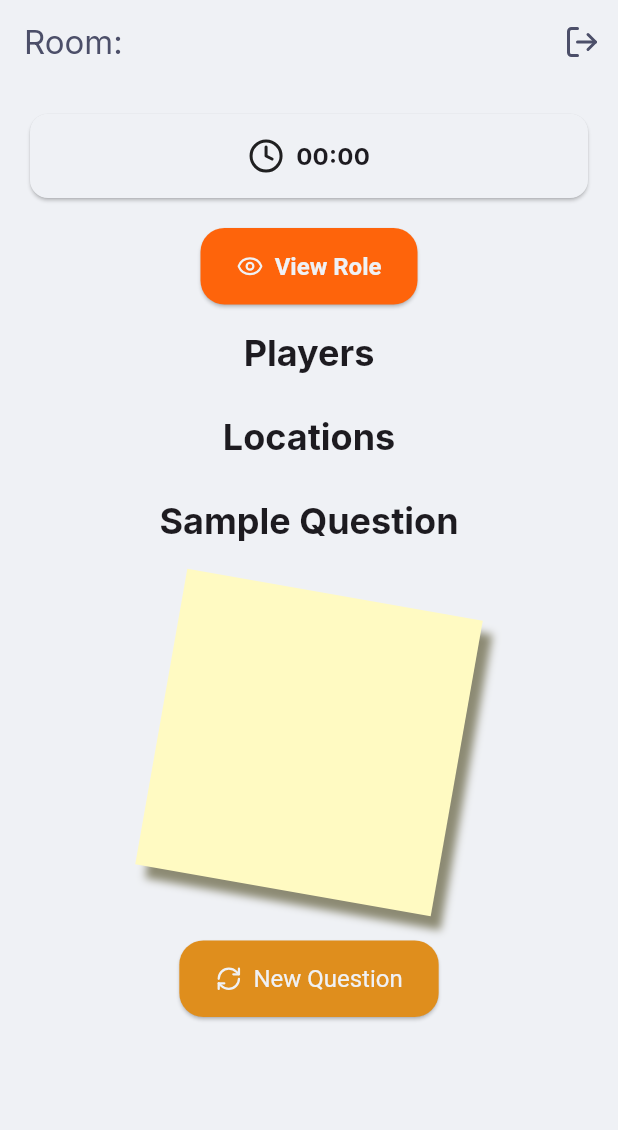
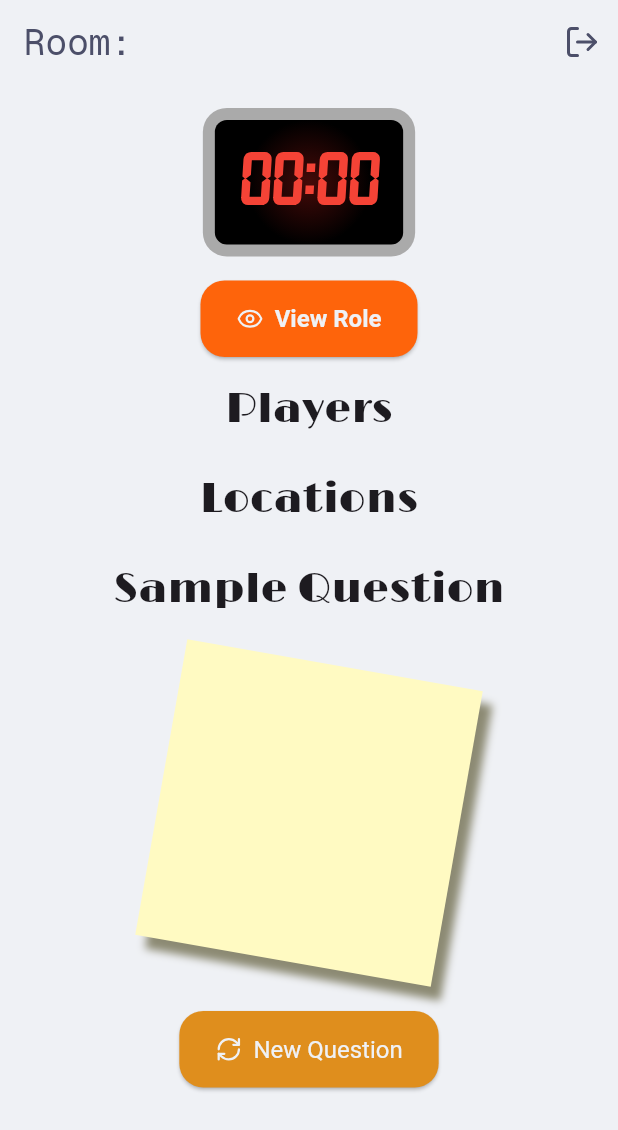
Before and after one commit to Jeshwin/Spyfall, a Flutter app: the GamePage screen opened directly with empty values, on a phone screen of 412 x 824 dp. Shown: the top 1130 px of the screen. Run offline on Flutter 3.47's test engine with Material 3 defaults, Android fonts, the light colour scheme and no system bars; our stand-ins replace cloud_firestore, firebase_core, google_fonts, lucide_icons, yaml; accounts and stored records are empty; generated files the repository leaves out were written again.

Commit message:
Add cooler looking fonts and widgets

```diff
--- a/lib/pages/game_page.dart
+++ b/lib/pages/game_page.dart
@@ -5,6 +5,8 @@ import 'package:cloud_firestore/cloud_firestore.dart';
 import 'package:flutter/material.dart';
 import 'package:flutter/services.dart';
 import 'package:lucide_icons/lucide_icons.dart';
+import 'package:spyfall/widgets/big_red_button.dart';
+import 'package:spyfall/widgets/role_dialog.dart';
 import 'package:spyfall/widgets/sticky_note.dart';
 import 'package:yaml/yaml.dart';
 
@@ -234,7 +236,7 @@ class _GamePageState extends State<GamePage> {
       case PlayerMark.cleared:
         return Colors.green;
       case PlayerMark.none:
-        return Colors.transparent;
+        return Theme.of(context).colorScheme.surface;
     }
   }
 
@@ -259,52 +261,15 @@ class _GamePageState extends State<GamePage> {
 
   void _showRoleDialog() {
     if (player == null || !mounted) return;
-    final isSpy = player!.isSpy;
 
     player?.debugPrint();
 
     showDialog(
       context: context,
-      builder: (context) => AlertDialog(
-        backgroundColor: isSpy ? Colors.red[50] : null,
-        content: Column(
-          mainAxisSize: MainAxisSize.min,
-          children: [
-            Icon(
-              isSpy ? LucideIcons.userX : LucideIcons.userCheck,
-              size: 64,
-              color: isSpy ? Theme.of(context).colorScheme.error : Colors.green,
-            ),
-            const SizedBox(height: 16),
-            Text(
-              isSpy ? 'Role: Spy' : 'Role: ${player!.role ?? 'Unknown'}',
-              style: TextStyle(
-                color: isSpy
-                    ? Theme.of(context).colorScheme.error
-                    : Theme.of(context).colorScheme.onSurface,
-                fontWeight: FontWeight.bold,
-                fontSize: 28,
-              ),
-            ),
-            const SizedBox(height: 16),
-            Text(
-              isSpy
-                  ? 'Location: ???'
-                  : 'Location: ${room?.location ?? 'Unknown'}',
-              style: Theme.of(context).textTheme.titleMedium?.copyWith(
-                color: Theme.of(context).colorScheme.onSurface,
-                fontWeight: FontWeight.bold,
-              ),
-              textAlign: TextAlign.center,
-            ),
-          ],
-        ),
-        actions: [
-          TextButton(
-            onPressed: () => Navigator.of(context).pop(),
-            child: const Text('Close'),
-          ),
-        ],
+      builder: (context) => RoleDialog(
+        isSpy: player!.isSpy,
+        role: player!.role,
+        location: room?.location,
       ),
     );
   }
@@ -496,7 +461,14 @@ class _GamePageState extends State<GamePage> {
               ),
             );
           },
-          child: Text('Room: ${widget.roomCode}'),
+          child: Text(
+            'Room: ${widget.roomCode}',
+            style: TextStyle(
+              fontSize: 24,
+              height: 1.125,
+              fontFamily: "Geist Mono",
+            ),
+          ),
         ),
         backgroundColor: Colors.transparent,
         foregroundColor: Theme.of(context).colorScheme.onSurface,
@@ -514,37 +486,46 @@ class _GamePageState extends State<GamePage> {
           child: Column(
             children: [
               // Timer Card
-              Row(
-                children: [
-                  Expanded(
-                    child: Card(
-                      child: Padding(
-                        padding: const EdgeInsets.all(16.0),
-                        child: Row(
-                          mainAxisAlignment: MainAxisAlignment.center,
-                          children: [
-                            Icon(LucideIcons.clock),
-                            const SizedBox(width: 8),
-                            Text(
-                              _formatTime(_remainingTime),
-                              style: Theme.of(context).textTheme.titleMedium
-                                  ?.copyWith(fontWeight: FontWeight.bold),
-                            ),
-                          ],
+              Container(
+                padding: EdgeInsets.all(8.0),
+                decoration: BoxDecoration(
+                  borderRadius: BorderRadius.all(Radius.circular(16)),
+                  color: const Color(0xFFAAAAAA),
+                ),
+                child: Row(
+                  mainAxisSize: MainAxisSize.min, // Add this
+                  mainAxisAlignment: MainAxisAlignment.center,
+                  crossAxisAlignment: CrossAxisAlignment.center,
+                  children: [
+                    Container(
+                      padding: const EdgeInsets.all(16.0),
+                      decoration: BoxDecoration(
+                        borderRadius: BorderRadius.all(Radius.circular(8)),
+                        gradient: RadialGradient(
+                          colors: [Color(0xFF450A08), Colors.black],
+                        ),
+                      ),
+                      child: Text(
+                        _formatTime(_remainingTime),
+                        style: TextStyle(
+                          fontSize: 45,
+                          height: 1.125,
+                          fontFamily: "7 Segment",
+                          color: Colors.red,
+                          fontWeight: FontWeight.bold,
                         ),
                       ),
                     ),
-                  ),
-                  if (_isHost)
-                    Card(
-                      child: IconButton(
+                    if (_isHost) SizedBox(width: 8),
+                    if (_isHost)
+                      BigRedButton(
                         onPressed: _toggleTimer,
-                        icon: Icon(
-                          _isTimerPaused ? LucideIcons.play : LucideIcons.pause,
-                        ),
+                        icon: _isTimerPaused
+                            ? LucideIcons.play
+                            : LucideIcons.pause,
                       ),
-                    ),
-                ],
+                  ],
+                ),
               ),
 
               // Role Button
@@ -589,9 +570,11 @@ class _GamePageState extends State<GamePage> {
         Center(
           child: Text(
             'Players',
-            style: Theme.of(
-              context,
-            ).textTheme.headlineSmall?.copyWith(fontWeight: FontWeight.bold),
+            style: TextStyle(
+              fontSize: 28,
+              height: 1.3,
+              fontFamily: 'Limelight',
+            ),
           ),
         ),
         const SizedBox(height: 8),
@@ -658,9 +641,11 @@ class _GamePageState extends State<GamePage> {
         Center(
           child: Text(
             'Locations',
-            style: Theme.of(
-              context,
-            ).textTheme.headlineSmall?.copyWith(fontWeight: FontWeight.bold),
+            style: TextStyle(
+              fontSize: 28,
+              height: 1.3,
+              fontFamily: 'Limelight',
+            ),
           ),
         ),
         const SizedBox(height: 8),
@@ -725,9 +710,7 @@ class _GamePageState extends State<GamePage> {
       children: [
         Text(
           'Sample Question',
-          style: Theme.of(
-            context,
-          ).textTheme.headlineSmall?.copyWith(fontWeight: FontWeight.bold),
+          style: TextStyle(fontSize: 28, height: 1.3, fontFamily: 'Limelight'),
         ),
         const SizedBox(height: 32),
         StickyNote(text: _currentQuestion),
--- a/lib/pages/how_to_play_page.dart
+++ b/lib/pages/how_to_play_page.dart
@@ -70,7 +70,7 @@ class _HowToPlayPageState extends State<HowToPlayPage> {
               title: 'Game Overview',
               content: [
                 _buildParagraph(
-                  'Spyfall is a social deduction game where everyone receives a location card except one person - the spy. The spy doesn\'t know the location and must figure it out through asking and answering questions.',
+                  "Spyfall is a social deduction game where everyone receives a location card except one person - the spy. The spy doesn't know the location and must figure it out through asking and answering questions.",
                 ),
                 _buildParagraph(
                   'Players take turns asking each other questions about the location. The spy tries to blend in while gathering clues, and other players try to identify the spy without being too obvious about the location.',
--- a/lib/widgets/sticky_note.dart
+++ b/lib/widgets/sticky_note.dart
@@ -1,7 +1,6 @@
 import 'dart:math' as math;
 
 import 'package:flutter/material.dart';
-import 'package:google_fonts/google_fonts.dart';
 
 class StickyNote extends StatelessWidget {
   final String text;
@@ -12,14 +11,12 @@ class StickyNote extends StatelessWidget {
   static const Color _noteColor = Color(0xFFFFFAC2); // Light yellow
   static const Color _shadowColor = Color(0xFF8C8A73); // Darker shadow color
   static const double _rotation = 10; // degrees
-  static final TextStyle _textStyle = GoogleFonts.getFont(
-    'Delicious Handrawn',
-    textStyle: TextStyle(
-      fontSize: 24,
-      color: Colors.black87,
-      fontWeight: FontWeight.w500,
-      height: 1.3,
-    ),
+  static final TextStyle _textStyle = TextStyle(
+    fontFamily: "Delicious Handrawn",
+    fontSize: 24,
+    color: Colors.black87,
+    fontWeight: FontWeight.w500,
+    height: 1.3,
   );
 
   const StickyNote({super.key, required this.text});
```
Also changed, not shown: lib/main.dart (+16 -7 lines), lib/pages/lobby_page.dart (+13 -12 lines), lib/services/room_service.dart (+13 -11 lines), lib/widgets/big_red_button.dart (added, +96 -0 lines), lib/widgets/location_card.dart (+4 -4 lines), lib/widgets/role_dialog.dart (added, +87 -0 lines), pubspec.yaml (+17 -12 lines), assets/fonts/7segment.ttf (added), assets/fonts/DeliciousHandrawn-Regular.ttf (added), assets/fonts/GeistMono-VariableFont_wght.ttf (added), assets/fonts/Limelight-Regular.ttf (added), assets/fonts/NunitoSans-VariableFont_YTLC,opsz,wdth,wght.ttf (added), pubspec.lock.
